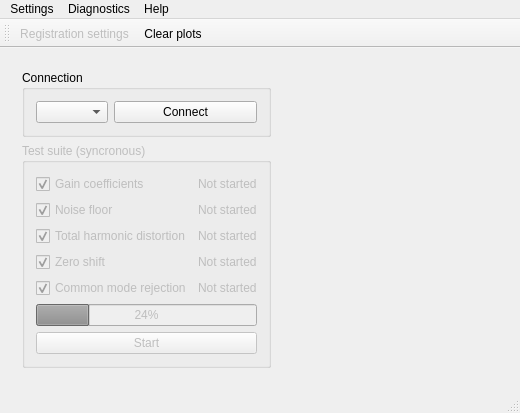
The window that mainwindow.ui (stepankuzmin/mole) describes before a commit, drawn with Qt 5.
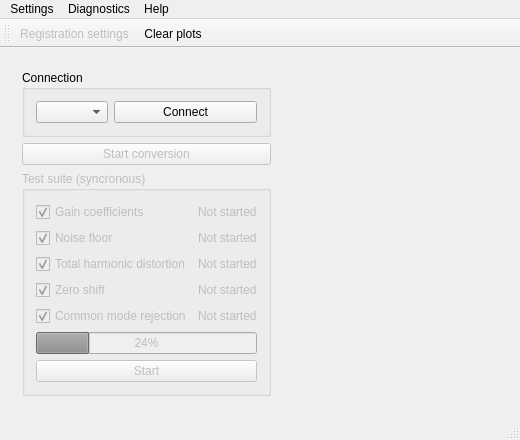
The same window after the commit.

```diff
--- a/mainwindow.ui
+++ b/mainwindow.ui
@@ -43,6 +43,19 @@
          </layout>
         </widget>
        </item>
+       <item>
+        <widget class="QPushButton" name="startConversionPushButton">
+         <property name="enabled">
+          <bool>false</bool>
+         </property>
+         <property name="text">
+          <string>Start conversion</string>
+         </property>
+         <property name="checkable">
+          <bool>true</bool>
+         </property>
+        </widget>
+       </item>
        <item>
         <widget class="QGroupBox" name="testsGroupBox">
          <property name="enabled">
```
